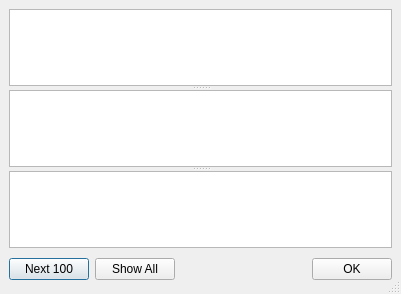
Old version of the form src/forms/showlog.ui in the repository anrichter/qsvn.
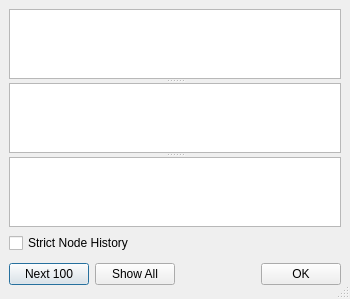
New version of the form.

Commit message: [0000005] - strict node history in Show Log selectable

Diff of the .ui file:
```diff
--- a/src/forms/showlog.ui
+++ b/src/forms/showlog.ui
@@ -8,8 +8,8 @@
    <rect>
     <x>0</x>
     <y>0</y>
-    <width>401</width>
-    <height>294</height>
+    <width>350</width>
+    <height>263</height>
    </rect>
   </property>
   <property name="windowTitle" >
@@ -26,6 +26,13 @@
     <number>6</number>
    </property>
    <item row="1" column="0" >
+    <widget class="QCheckBox" name="cbStrictNodeHistory" >
+     <property name="text" >
+      <string>Strict Node History</string>
+     </property>
+    </widget>
+   </item>
+   <item row="2" column="0" >
     <layout class="QHBoxLayout" >
      <property name="margin" >
       <number>0</number>
```
The commit also changes 6 other files.
